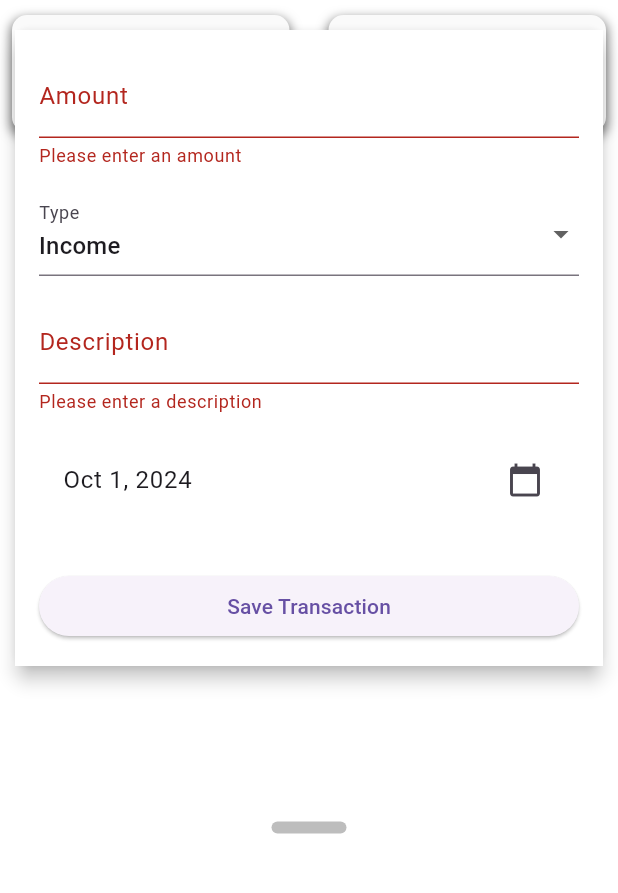
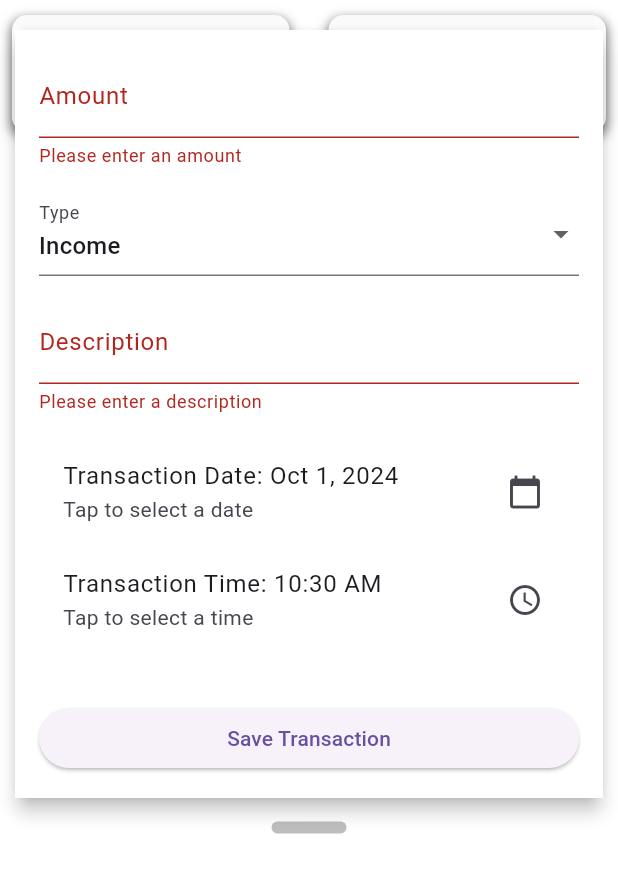
Before and after one commit to MarkGug08/MyFinance, a Flutter app: the TransactionPage screen opened directly with empty values, after a tap on the "add" icon, after a tap on "Save Transaction", on a phone screen of 412 x 824 dp, the part 84-977 px from its top. Run offline on Flutter 3.47's test engine with Material 3 defaults, Android fonts, the phone set to English and light mode, and no system bars; our stand-ins replace cloud_firestore, firebase_auth, firebase_core, fl_chart, flutter_slidable; accounts and stored records are empty.

Commit message:
implementato inserimento dell'orario

```diff
--- a/MyFinance/lib/TransactionPage/Widget/ContentPage/transaction_form.dart
+++ b/MyFinance/lib/TransactionPage/Widget/ContentPage/transaction_form.dart
@@ -18,13 +18,22 @@ class _TransactionFormState extends State<TransactionForm> {
   final _descriptionController = TextEditingController();
   bool _isIncome = true;
   DateTime _selectedDate = DateTime.now();
+  TimeOfDay _selectedTime = TimeOfDay.now();
 
   void _submitForm() {
     if (_formKey.currentState!.validate()) {
+      final selectedDateTime = DateTime(
+        _selectedDate.year,
+        _selectedDate.month,
+        _selectedDate.day,
+        _selectedTime.hour,
+        _selectedTime.minute,
+      );
+
       transactionController.saveTransaction(
         amountController: _amountController,
         descriptionController: _descriptionController,
-        selectedDate: _selectedDate,
+        selectedDate: selectedDateTime,
         context: context,
         tipeTransaction: _isIncome,
       ).then((_) {
@@ -33,6 +42,7 @@ class _TransactionFormState extends State<TransactionForm> {
         widget.user.control = true;
         setState(() {
           _selectedDate = DateTime.now();
+          _selectedTime = TimeOfDay.now();
           _isIncome = true;
         });
       });
@@ -50,6 +60,19 @@ class _TransactionFormState extends State<TransactionForm> {
     if (pickedDate != null) {
       setState(() {
         _selectedDate = pickedDate;
+      });
+    }
+  }
+
+  void _pickTime() async {
+    final pickedTime = await showTimePicker(
+      context: context,
+      initialTime: TimeOfDay.now(),
+    );
+
+    if (pickedTime != null) {
+      setState(() {
+        _selectedTime = pickedTime;
       });
     }
   }
@@ -112,10 +135,19 @@ class _TransactionFormState extends State<TransactionForm> {
           SizedBox(height: 16),
           ListTile(
             title: Text(
-              DateFormat.yMMMd().format(_selectedDate),
+              'Transaction Date: ${DateFormat.yMMMd().format(_selectedDate)}',
             ),
+            subtitle: Text('Tap to select a date'),
             trailing: Icon(Icons.calendar_today),
             onTap: _pickDate,
+          ),
+          ListTile(
+            title: Text(
+              'Transaction Time: ${_selectedTime.format(context)}',
+            ),
+            subtitle: Text('Tap to select a time'),
+            trailing: Icon(Icons.access_time),
+            onTap: _pickTime,
           ),
           SizedBox(height: 32),
           ElevatedButton(
```
